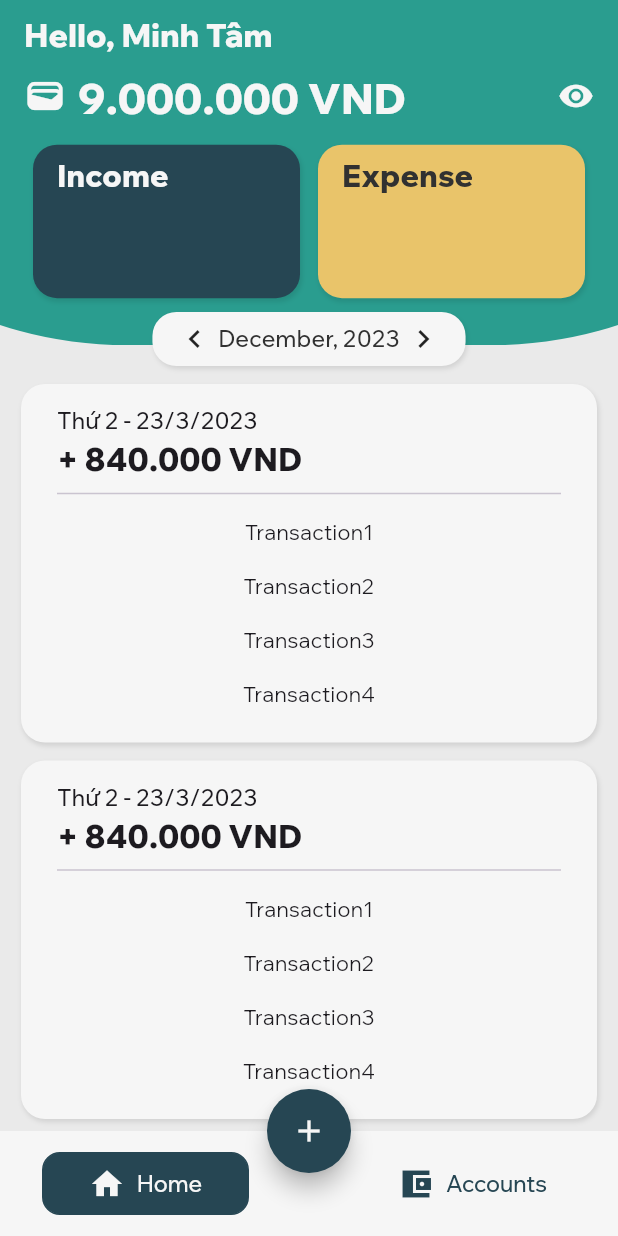
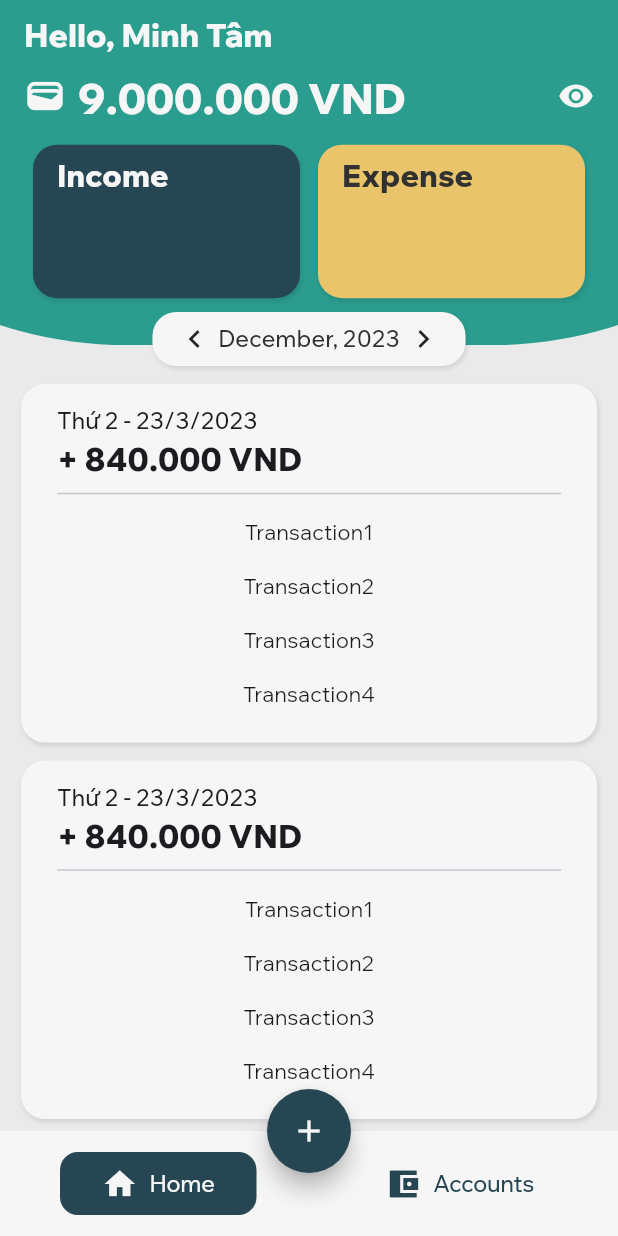
Before and after one commit to minhtaama/money-tracker, a Flutter app: the screen it shows after launch, on a phone screen of 412 x 824 dp. Run offline on Flutter 3.47's test engine with Material 2 defaults, Android fonts, the phone set to English and light mode, and no system bars; our stand-ins replace flutter_riverpod, go_router; missing offline and left inert: snap_scroll_physics; generated files the repository leaves out were written again.

Commit message:
change styling of bottom app bar buttons

```diff
--- a/lib/src/features/custom_navigation_bar/presentation/bottom_app_bar/bottom_app_bar_button.dart
+++ b/lib/src/features/custom_navigation_bar/presentation/bottom_app_bar/bottom_app_bar_button.dart
@@ -24,7 +24,7 @@ class BottomAppBarButton extends StatelessWidget {
   @override
   Widget build(BuildContext context) {
     // use isLeft to set padding for symmetric with centered FAB
-    EdgeInsets buttonPadding = EdgeInsets.only(left: isLeft ? 28 : 40, right: isLeft ? 40 : 28);
+    EdgeInsets buttonPadding = EdgeInsets.only(left: isLeft ? 40 : 35, right: isLeft ? 35 : 40);
     BorderRadius borderRadius = BorderRadius.circular(12);
 
     return Expanded(
--- a/lib/src/utils/constants.dart
+++ b/lib/src/utils/constants.dart
@@ -15,7 +15,7 @@ const Duration kAppBarExtendDuration = Duration(milliseconds: 10);
 // Value related to BottomAppBar
 const Duration kBottomAppBarDuration = Duration(milliseconds: 150);
 const double kBottomAppBarHeight = 70.0;
-const double kModalBarrierOpacity = 0.8;
+const double kModalBarrierOpacity = 0.9;
 
 // Define Gaps
 class Gap {
```
